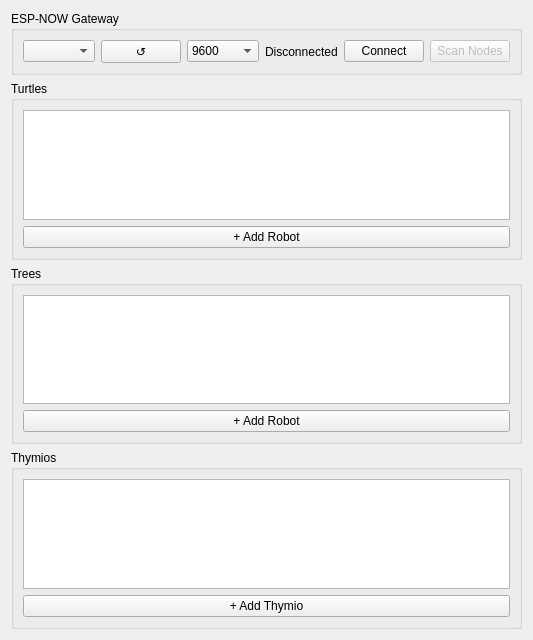
The window that src/gui/ui/robot_panel.ui (techandpeople/SoftEdIBO) describes before a commit, drawn with Qt 5.
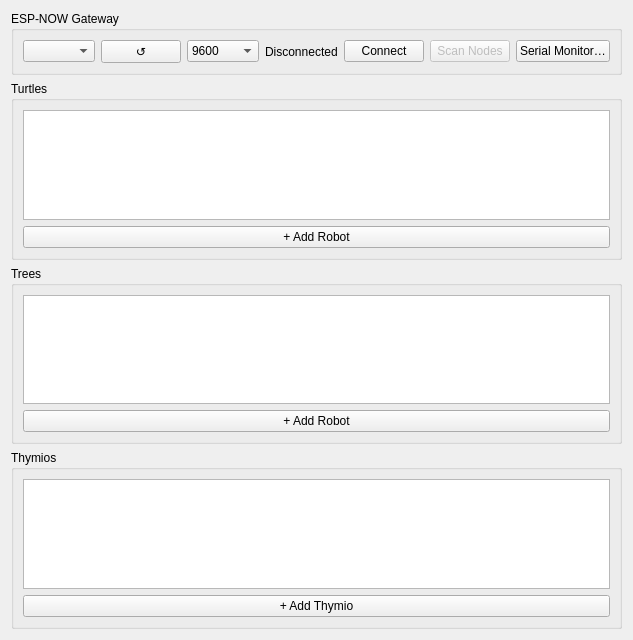
The same window after the commit.

```diff
--- a/src/gui/ui/robot_panel.ui
+++ b/src/gui/ui/robot_panel.ui
@@ -52,6 +52,12 @@
         <property name="enabled"><bool>false</bool></property>
        </widget>
       </item>
+      <item>
+       <widget class="QPushButton" name="serial_monitor_btn">
+        <property name="whatsThis"><string>Open a raw serial debugging terminal showing live traffic to and from the gateway, with an input box for sending arbitrary lines.</string></property>
+        <property name="text"><string>Serial Monitor…</string></property>
+       </widget>
+      </item>
      </layout>
     </widget>
    </item>
```
Left out of the diff: 11 changed lines with no effect on the pictures.
